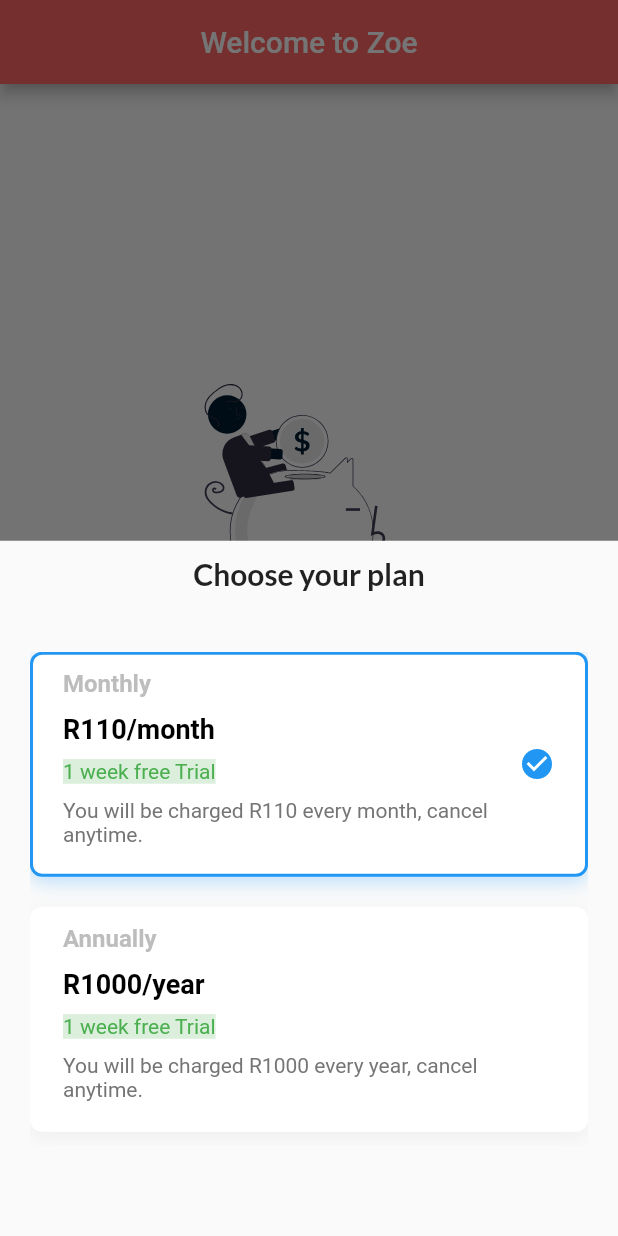
After one commit to Musa-Mabasa/Bayer-Rise-Hackathon, a Flutter app: the ProfWelcome screen opened directly, after a tap on "Subscription Plans", on a phone screen of 412 x 824 dp. The commit adds this screen. Run offline on Flutter 3.47's test engine with Material 2 defaults, Android fonts, the phone set to English and light mode, and no system bars; our stand-ins replace carousel_slider, flutter_signin_button, flutter_svg, google_fonts, grouped_list, introduction_screen and 2 more.

Commit message:
⚡️ Subscriptions

```diff
--- a/zoeyapp/lib/main.dart
+++ b/zoeyapp/lib/main.dart
@@ -1,9 +1,10 @@
 import 'package:flutter/material.dart';
-import 'package:zoeyapp/authentication/login.dart';
+import 'package:zoeyapp/onboardingscreen.dart';
+import 'package:zoeyapp/profwelcome.dart';
 // import 'authentication/login.dart';
 // import 'lib/authentication/login.dart'
 // import "home.dart";
 
 void main() {
-  runApp(const MaterialApp(home: LoginPage()));
+  runApp(const MaterialApp(home: ProfWelcome()));
 }
--- /dev/null
+++ b/zoeyapp/lib/profwelcome.dart
@@ -0,0 +1,205 @@
+import 'package:flutter/material.dart';
+import 'package:flutter_svg/svg.dart';
+import 'package:google_fonts/google_fonts.dart';
+
+class ProfWelcome extends StatefulWidget {
+  const ProfWelcome({Key? key}) : super(key: key);
+
+  @override
+  ProfWelcomeState createState() => ProfWelcomeState();
+}
+
+class ProfWelcomeState extends State<ProfWelcome> {
+  int selectedTool = 0;
+
+  List<dynamic> tools = [
+    {
+      'image': 'https://cdn-icons-png.flaticon.com/128/732/732244.png',
+      'selected_image': 'https://cdn-icons-png.flaticon.com/128/732/732244.png',
+      'name': 'Monthly',
+      'money': 'R110/month',
+      'description': 'You will be charged R110 every month, cancel anytime.'
+    },
+    {
+      'image': 'https://img.icons8.com/color/2x/adobe-xd.png',
+      'selected_image': 'https://img.icons8.com/color/2x/adobe-xd--v2.gif',
+      'name': 'Annually',
+      'money': 'R1000/year',
+      'description': 'You will be charged R1000 every year, cancel anytime.'
+    }
+  ];
+
+  @override
+  Widget build(BuildContext context) {
+    return Scaffold(
+      appBar: AppBar(
+        title: const Text('Welcome to Zoe'),
+        centerTitle: true,
+        backgroundColor: const Color(0xFFff6666),
+      ),
+      body: Center(
+        child: Column(
+          children: [
+            const SizedBox(height: 200),
+            SizedBox(
+                width: 200,
+                height: 150,
+                child: SvgPicture.asset('assets/undraw_savings_re_eq4w.svg')),
+            const SizedBox(height: 20),
+            const Text(
+              'Check out our subscription plans!',
+              style: TextStyle(
+                fontSize: 20,
+                fontWeight: FontWeight.bold,
+              ),
+            ),
+            const SizedBox(height: 20),
+            ElevatedButton(
+              onPressed: () => showModalBottomSheet(
+                  context: context, builder: (context) => buildSheet()),
+              style: ElevatedButton.styleFrom(
+                backgroundColor: const Color(0xFFff6666),
+                foregroundColor: Colors.white,
+                shape: RoundedRectangleBorder(
+                  borderRadius: BorderRadius.circular(32.0),
+                ),
+              ),
+              child: const Text('Subscription Plans'),
+            ),
+            const SizedBox(height: 20),
+            Text(
+                'You will get access to features that allow you to care for and to find patients. ',
+                textAlign: TextAlign.center,
+                style: GoogleFonts.lato())
+          ],
+        ),
+      ),
+    );
+  }
+
+  Widget buildSheet() => SizedBox(
+        height: 500,
+        child: Column(
+          children: [
+            const SizedBox(height: 10),
+            Text(
+              'Choose your plan',
+              style:
+                  GoogleFonts.lato(fontSize: 20, fontWeight: FontWeight.bold),
+            ),
+            const SizedBox(height: 10),
+            Container(
+              padding: EdgeInsets.all(20),
+              height: 400,
+              child: Column(
+                crossAxisAlignment: CrossAxisAlignment.start,
+                children: [
+                  const SizedBox(
+                    height: 10,
+                  ),
+                  SizedBox(
+                    height: MediaQuery.of(context).size.height * 0.4,
+                    child: ListView.builder(
+                      itemCount: tools.length,
+                      itemBuilder: (context, index) {
+                        return GestureDetector(
+                          onTap: () {
+                            setState(() {
+                              selectedTool = index;
+                            });
+                          },
+                          child: SizedBox(
+                            height: 170,
+                            child: AnimatedContainer(
+                              padding: const EdgeInsets.symmetric(
+                                  horizontal: 20, vertical: 10),
+                              margin: const EdgeInsets.only(bottom: 20),
+                              duration: Duration(milliseconds: 500),
+                              decoration: BoxDecoration(
+                                  color: Colors.white,
+                                  borderRadius: BorderRadius.circular(8),
+                                  border: Border.all(
+                                      color: selectedTool == index
+                                          ? Colors.blue
+                                          : Colors.white.withOpacity(0),
+                                      width: 2),
+                                  boxShadow: [
+                                    selectedTool == index
+                                        ? BoxShadow(
+                                            color: Colors.blue.shade100,
+                                            offset: Offset(0, 3),
+                                            blurRadius: 10)
+                                        : BoxShadow(
+                                            color: Colors.grey.shade200,
+                                            offset: Offset(0, 3),
+                                            blurRadius: 10)
+                                  ]),
+                              child: Row(
+                                children: [
+                                  Expanded(
+                                    child: Column(
+                                      crossAxisAlignment:
+                                          CrossAxisAlignment.start,
+                                      children: [
+                                        Text(
+                                          tools[index]['name'],
+                                          style: TextStyle(
+                                              color: Colors.grey.shade400,
+                                              fontSize: 16,
+                                              fontWeight: FontWeight.bold),
+                                        ),
+                                        const SizedBox(
+                                          height: 10,
+                                        ),
+                                        Text(
+                                          tools[index]['money'],
+                                          style: const TextStyle(
+                                              color: Colors.black,
+                                              fontSize: 18,
+                                              fontWeight: FontWeight.bold),
+                                        ),
+                                        const SizedBox(
+                                          height: 10,
+                                        ),
+                                        Text(
+                                          '1 week free Trial',
+                                          style: TextStyle(
+                                            color: Colors.green,
+                                            backgroundColor:
+                                                Colors.green.withOpacity(0.2),
+                                          ),
+                                        ),
+                                        const SizedBox(
+                                          height: 10,
+                                        ),
+                                        Text(
+                                          tools[index]['description'],
+                                          style: TextStyle(
+                                            color: Colors.grey.shade600,
+                                            fontSize: 14,
+                                          ),
+                                        ),
+                                      ],
+                                    ),
+                                  ),
+                                  Icon(
+                                    Icons.check_circle,
+                                    color: selectedTool == index
+                                        ? Colors.blue
+                                        : Colors.white,
+                                  )
+                                ],
+                              ),
+                            ),
+                          ),
+                        );
+                      },
+                    ),
+                  )
+                ],
+              ),
+            )
+          ],
+        ),
+      );
+}
--- a/zoeyapp/pubspec.yaml
+++ b/zoeyapp/pubspec.yaml
@@ -41,6 +41,12 @@
   youtube_player_flutter: ^8.1.0
   grouped_list: ^4.2.0
   intl: ^0.17.0
+  introduction_screen: ^3.1.9
+  flutter_svg: ^2.0.7
+  carousel_slider: ^4.2.1
+  smooth_page_indicator: ^1.1.0
+  in_app_purchase: ^3.1.7
+  purchases_flutter: ^5.2.3
 
 dev_dependencies:
   flutter_test:
```
Also changed, not shown: zoeyapp/lib/onboardingscreen.dart (added, +89 -0 lines), zoeyapp/lib/selection.dart (added, +126 -0 lines), zoeyapp/assets/undraw_appreciation_pfq2.svg (added), zoeyapp/assets/undraw_medicine_b-1-ol.svg (added), zoeyapp/assets/undraw_mindfulness_8gqa.svg (added), zoeyapp/assets/undraw_mobile_app_re_catg.svg (added), zoeyapp/assets/undraw_savings_re_eq4w.svg (added), zoeyapp/pubspec.lock, 2 other files.
